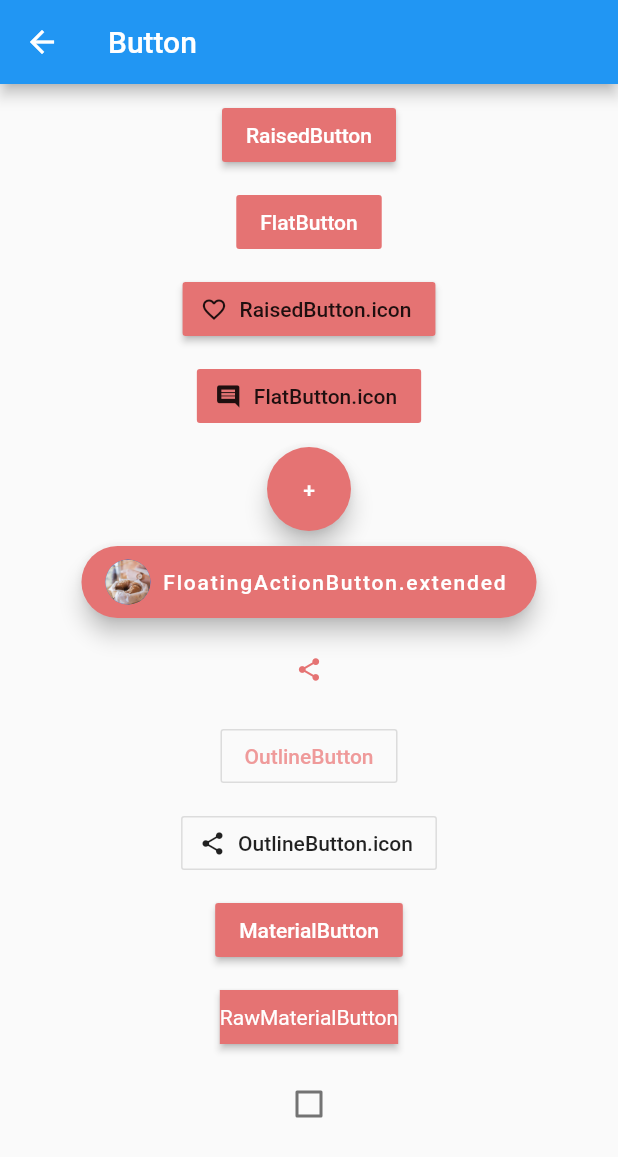
After one commit to Urwateryi/flutter_the_first_demo, a Flutter app: the ButtonPage screen opened directly, on a phone screen of 412 x 824 dp. The commit adds this screen. Shown: the top 1157 px of the screen. Run offline on Flutter 3.47's test engine with Material 2 defaults, Android fonts, the phone set to English and light mode, and no system bars; our stand-ins replace fluttertoast.

Commit message:
按钮页面

```diff
--- a/lib/home/ComponentBean.dart
+++ b/lib/home/ComponentBean.dart
@@ -1,6 +1,7 @@
 import 'package:flutter/material.dart';
 import 'container/ContainerPage.dart';
 import 'text/TextPage.dart';
+import 'button/ButtonPage.dart';
 
 class ComponentBean {
   String name;
@@ -17,7 +18,7 @@ List<ComponentBean> contentList = <ComponentBean>[
       new ContainerPage("Container"),
       "包含绘制widget、定位widget、尺寸widget的容器",
       "assets/images/illustration_1.jpg"),
-  new ComponentBean("RaisedButton", new TextPage("RaisedButton"), "不晓得是啥",
+  new ComponentBean("Button", new ButtonPage(), "按钮呢",
       "assets/images/illustration_4.jpg"),
   new ComponentBean(
       "Scaffold", new TextPage("Scaffold"), "脚手架", "assets/images/illustration_5.jpg"),
--- /dev/null
+++ b/lib/home/button/ButtonPage.dart
@@ -0,0 +1,180 @@
+import 'package:flutter/material.dart';
+
+class ButtonPage extends StatefulWidget {
+  @override
+  State<ButtonPage> createState() {
+    return new ButtonState();
+  }
+}
+
+class ButtonState extends State<ButtonPage> {
+  List<DropdownMenuItem> _getDropDownButtonList() {
+    List<DropdownMenuItem> items = new List();
+
+    DropdownMenuItem menuItem1 = new DropdownMenuItem(
+      value: "水煮肉片",
+      child: new CircleAvatar(
+        backgroundImage: new AssetImage("assets/images/illustration_13.jpg"),
+      ),
+    );
+    DropdownMenuItem menuItem2 = new DropdownMenuItem(
+      value: "夫妻肺片",
+      child: new CircleAvatar(
+        backgroundImage: new AssetImage("assets/images/illustration_14.jpg"),
+      ),
+    );
+    DropdownMenuItem menuItem3 = new DropdownMenuItem(
+      value: "麻婆豆腐",
+      child: new CircleAvatar(
+        backgroundImage: new AssetImage("assets/images/illustration_15.jpg"),
+      ),
+    );
+
+    items.add(menuItem1);
+    items.add(menuItem2);
+    items.add(menuItem3);
+
+    return items;
+  }
+
+  var selectItemValue = "菜单";
+
+  //初始化全部复选框按钮默认都是false
+  List<bool> checkedList = [false, false, false, false];
+
+  var _throwShotAway = false;
+
+  @override
+  Widget build(BuildContext context) {
+    return new Scaffold(
+        appBar: new AppBar(
+          title: new Text("Button"),
+          leading: new BackButton(),
+        ),
+        body: new SingleChildScrollView(
+            child: new Center(
+                child: new Column(
+          children: <Widget>[
+            const SizedBox(height: 10.0),
+            new RaisedButton(
+              onPressed: () {},
+              color: Colors.red[300],
+              child: new Text(
+                "RaisedButton",
+                style: new TextStyle(color: Colors.white),
+              ),
+            ),
+            const SizedBox(height: 10.0),
+            new FlatButton(
+              onPressed: () {},
+              color: Colors.red[300],
+              child: new Text(
+                "FlatButton",
+                style: new TextStyle(color: Colors.white),
+              ),
+            ),
+            const SizedBox(height: 10.0),
+            new RaisedButton.icon(
+              onPressed: () {},
+              color: Colors.red[300],
+              icon: const Icon(Icons.favorite_border, size: 18.0),
+              label: const Text('RaisedButton.icon'),
+            ),
+            const SizedBox(height: 10.0),
+            new FlatButton.icon(
+              onPressed: () {},
+              color: Colors.red[300],
+              icon: const Icon(Icons.comment, size: 18.0),
+              label: const Text('FlatButton.icon'),
+            ),
+            const SizedBox(height: 10.0),
+            new FloatingActionButton(
+              onPressed: () {},
+              foregroundColor: Colors.white,
+              child: new Text("+"),
+              backgroundColor: Colors.red[300],
+            ),
+            const SizedBox(height: 10.0),
+            new FloatingActionButton.extended(
+                onPressed: () {},
+                foregroundColor: Colors.white,
+                backgroundColor: Colors.red[300],
+                label: new Text('FloatingActionButton.extended', maxLines: 1),
+                icon: new CircleAvatar(
+                    radius: 15.0,
+                    backgroundImage:
+                        new AssetImage('assets/images/illustration_8.jpg'))),
+            const SizedBox(height: 10.0),
+            new IconButton(
+                color: Colors.red[300],
+                highlightColor: Colors.white,
+                icon: const Icon(Icons.share, size: 18.0),
+                onPressed: () {}),
+            const SizedBox(height: 10.0),
+            new OutlineButton(
+              onPressed: () {},
+              color: Colors.grey[100],
+              highlightedBorderColor: Colors.red[200],
+              child: new Text(
+                'OutlineButton',
+                style: new TextStyle(color: Colors.red[200]),
+              ),
+            ),
+            const SizedBox(height: 10.0),
+            new OutlineButton.icon(
+              onPressed: () {},
+              icon: const Icon(Icons.share, size: 18.0),
+              label: const Text('OutlineButton.icon'),
+            ),
+            const SizedBox(height: 10.0),
+            new MaterialButton(
+              onPressed: () {},
+              color: Colors.red[300],
+              child: new Text(
+                "MaterialButton",
+                style: new TextStyle(color: Colors.white),
+              ),
+            ),
+            const SizedBox(height: 10.0),
+            new RawMaterialButton(
+              onPressed: () {},
+              fillColor: Colors.red[300],
+              child: new Text(
+                "RawMaterialButton",
+                style: new TextStyle(color: Colors.white),
+              ),
+            ),
+            const SizedBox(height: 10.0),
+//            new DropdownButtonHideUnderline(
+//              child: new DropdownButton(
+//                hint: new Text("下拉菜单选择一款菜品"),
+//                value: selectItemValue,
+//                items: _getDropDownButtonList(),
+//                onChanged: (T) {
+//                  setState(() {
+//                    selectItemValue = T;
+//                  });
+//                },
+//              ),
+//            ),
+//            const SizedBox(height: 10.0),
+
+            new Checkbox(
+              value: _throwShotAway,
+              activeColor: Colors.red[300],
+              onChanged: (bool newValue) {
+                setState(() {
+                  _throwShotAway = newValue;
+                });
+              },
+            ),
+            const SizedBox(height: 10.0),
+//            new CheckboxListTile(
+//
+//            ),
+//            const SizedBox(height: 10.0),
+//            new RadioListTile(value: const Text('火锅'), groupValue: null, onChanged: (int e){})
+          ],
+        ))));
+  }
+}
```
